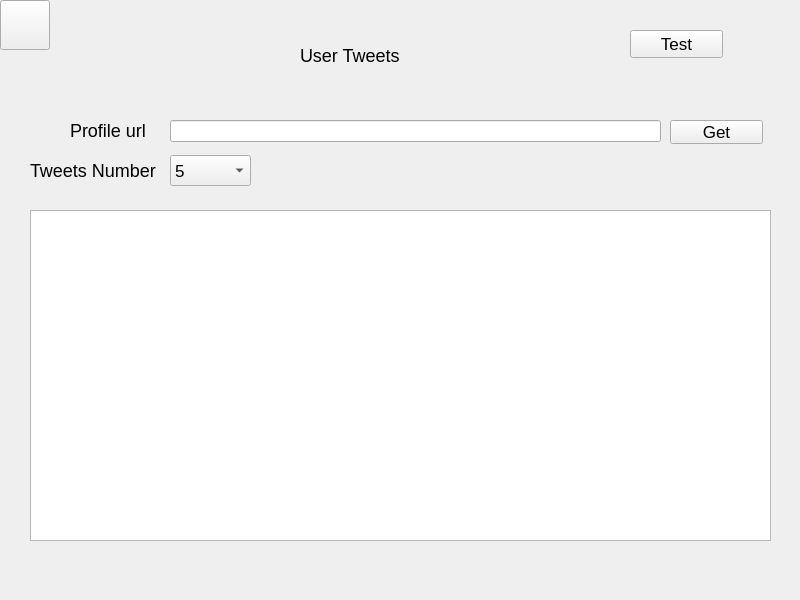
Qt form main.ui (mido-99/Tweety) before a commit.
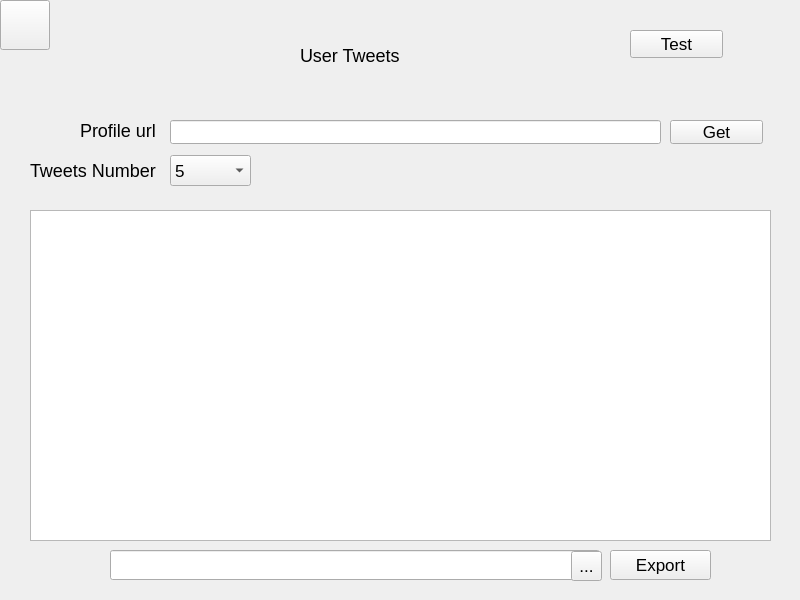
The same form after that commit.

Commit message: Connect buttons signals to correct slots

```diff
--- a/main.ui
+++ b/main.ui
@@ -322,7 +322,7 @@
      <widget class="QLabel" name="label_2">
       <property name="geometry">
        <rect>
-        <x>70</x>
+        <x>80</x>
         <y>120</y>
         <width>121</width>
         <height>21</height>
@@ -381,7 +381,7 @@
         <x>170</x>
         <y>120</y>
         <width>491</width>
-        <height>22</height>
+        <height>24</height>
        </rect>
       </property>
      </widget>
@@ -503,6 +503,42 @@
        <string>Tweets Number</string>
       </property>
      </widget>
+     <widget class="QLineEdit" name="export_tweets_line">
+      <property name="geometry">
+       <rect>
+        <x>110</x>
+        <y>550</y>
+        <width>490</width>
+        <height>30</height>
+       </rect>
+      </property>
+     </widget>
+     <widget class="QToolButton" name="tweets_dir_btn">
+      <property name="geometry">
+       <rect>
+        <x>571</x>
+        <y>551</y>
+        <width>31</width>
+        <height>30</height>
+       </rect>
+      </property>
+      <property name="text">
+       <string>...</string>
+      </property>
+     </widget>
+     <widget class="QPushButton" name="export_tweets_btn">
+      <property name="geometry">
+       <rect>
+        <x>610</x>
+        <y>550</y>
+        <width>101</width>
+        <height>30</height>
+       </rect>
+      </property>
+      <property name="text">
+       <string>Export</string>
+      </property>
+     </widget>
     </widget>
     <widget class="QWidget" name="random_tweets">
      <widget class="QLabel" name="title_tweet">
```
Left out of the diff: 18 changed lines with no effect on the pictures. The commit also changes 3 other files.
